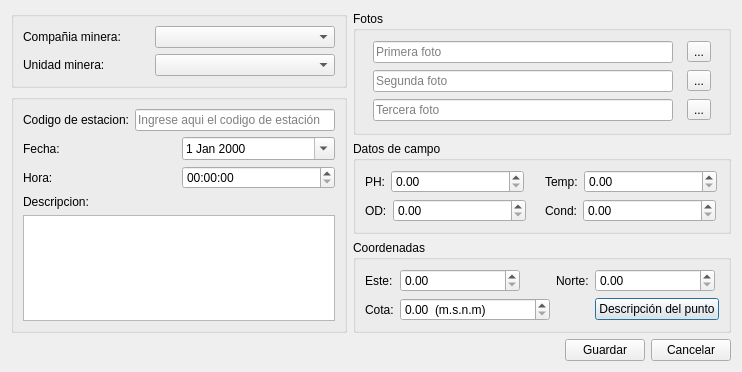
Old version of the form nuevaestmonitoreodialog.ui in the repository lincolningaroca/SWDataMonitoreo.
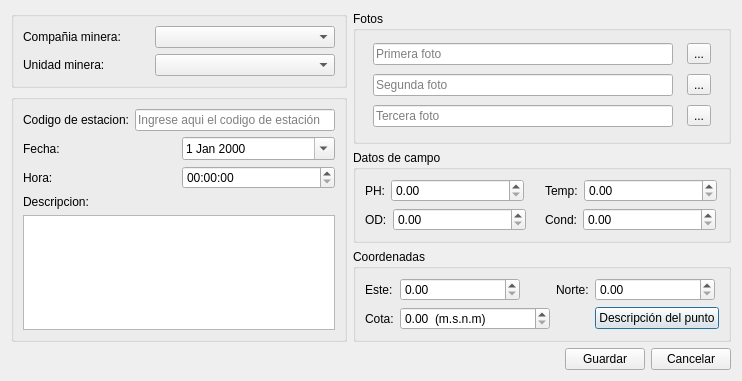
New version of the form. Icons and pictures are not drawn.

Diff of the .ui file:
```diff
--- a/nuevaestmonitoreodialog.ui
+++ b/nuevaestmonitoreodialog.ui
@@ -7,7 +7,7 @@
     <x>0</x>
     <y>0</y>
     <width>742</width>
-    <height>372</height>
+    <height>381</height>
    </rect>
   </property>
   <property name="windowTitle">
@@ -542,6 +542,16 @@
        <property name="text">
         <string>Guardar</string>
        </property>
+       <property name="icon">
+        <iconset resource="rsc.qrc">
+         <normaloff>:/img/save.png</normaloff>:/img/save.png</iconset>
+       </property>
+       <property name="iconSize">
+        <size>
+         <width>24</width>
+         <height>24</height>
+        </size>
+       </property>
       </widget>
      </item>
      <item>
@@ -549,6 +559,16 @@
        <property name="text">
         <string>Cancelar</string>
        </property>
+       <property name="icon">
+        <iconset resource="rsc.qrc">
+         <normaloff>:/img/cancel.png</normaloff>:/img/cancel.png</iconset>
+       </property>
+       <property name="iconSize">
+        <size>
+         <width>24</width>
+         <height>24</height>
+        </size>
+       </property>
       </widget>
      </item>
     </layout>
```
